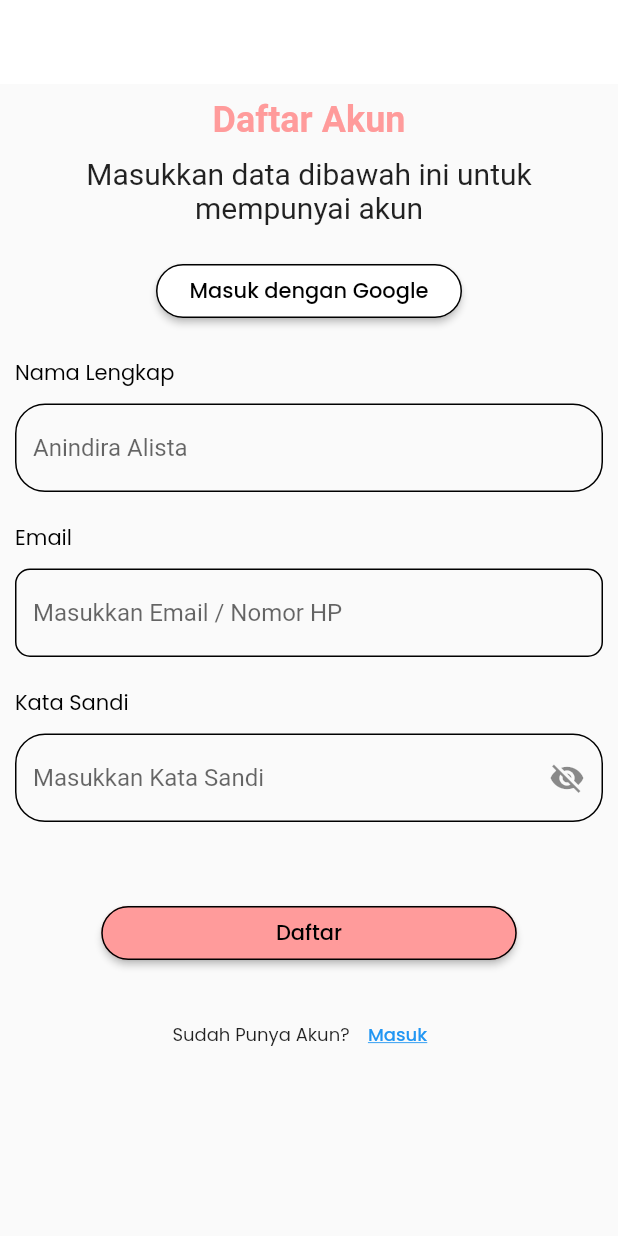
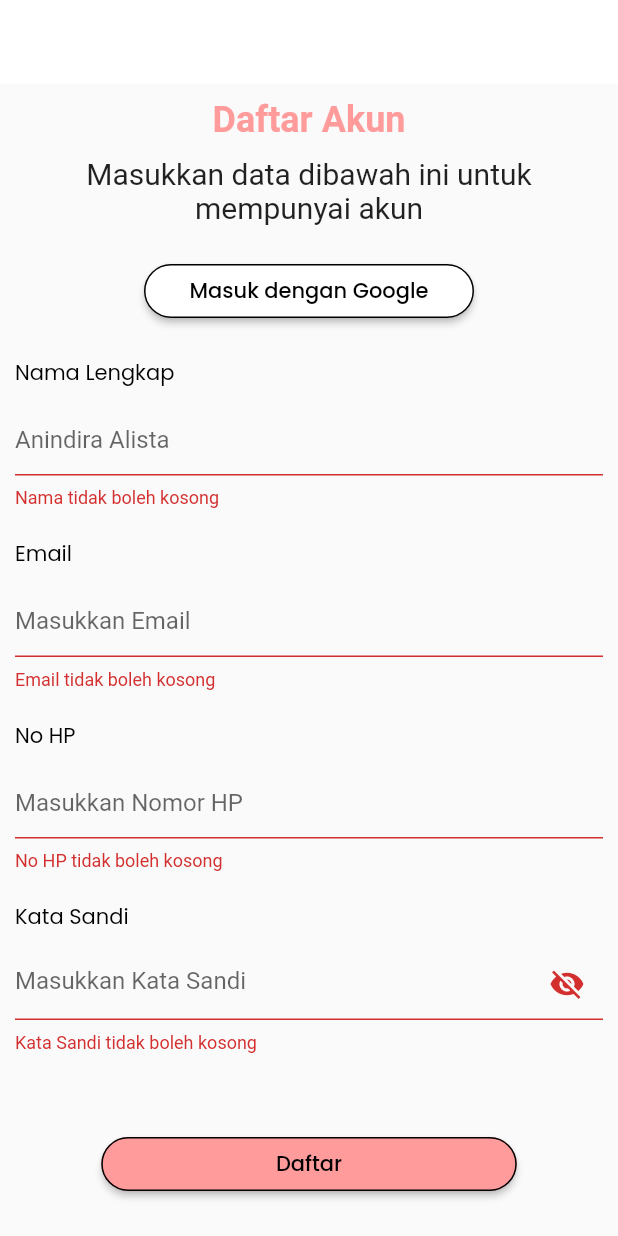
Before and after one commit to meisyaamanda/prediksi-janin, a Flutter app: the SignUp screen opened directly, after a tap on "Daftar", on a phone screen of 412 x 824 dp. Run offline on Flutter 3.47's test engine with Material 2 defaults, Android fonts, the phone set to English and light mode, and no system bars; our stand-ins replace firebase_auth, firebase_core, google_fonts, google_sign_in; accounts and stored records are empty; network calls fail.

Commit message:
ganti icon sandi

```diff
--- /dev/null
+++ b/lib/provider/iconkatasandi.dart
@@ -0,0 +1,11 @@
+import 'package:flutter/material.dart';
+
+class IconKataSandi extends ChangeNotifier{
+  bool isvisible = false;
+
+  void changeVisible(bool a)  {
+    isvisible = !a;
+    print(a);
+    notifyListeners();
+  }
+}
--- /dev/null
+++ b/lib/provider/signupprovider.dart
@@ -0,0 +1,5 @@
+import 'package:flutter/material.dart';
+
+class NamaProfilProvider extends ChangeNotifier{
+  TextEditingController namaProfil = TextEditingController();
+}
--- a/lib/view/profil.dart
+++ b/lib/view/profil.dart
@@ -86,7 +86,7 @@ class _ProfilState extends State<Profil> {
                       style: GoogleFonts.poppins(fontSize: 14, color: blackColor),
                     ),
                     const SizedBox(
-                      width: 150,
+                      width: 130,
                     ),
                     Icon(
                       Icons.arrow_forward_ios,
@@ -123,7 +123,7 @@ class _ProfilState extends State<Profil> {
                       style: GoogleFonts.poppins(fontSize: 14, color: blackColor),
                     ),
                     const SizedBox(
-                      width: 150,
+                      width: 130,
                     ),
                     Icon(
                       Icons.arrow_forward_ios,
@@ -160,7 +160,7 @@ class _ProfilState extends State<Profil> {
                       style: GoogleFonts.poppins(fontSize: 14, color: blackColor),
                     ),
                     const SizedBox(
-                      width: 150,
+                      width: 130,
                     ),
                     Icon(
                       Icons.arrow_forward_ios,
--- a/lib/view/signup.dart
+++ b/lib/view/signup.dart
@@ -1,7 +1,8 @@
 import 'package:flutter/material.dart';
 import 'package:google_fonts/google_fonts.dart';
 import 'package:janin/provider/auth.dart';
-import 'package:janin/view/signin/signin.dart';
+import 'package:janin/provider/iconkatasandi.dart';
+import 'package:janin/provider/signupprovider.dart';
 import 'package:provider/provider.dart';
 import '../theme.dart';
 
@@ -16,6 +17,8 @@ class _SignUpState extends State<SignUp> {
   @override
   Widget build(BuildContext context) {
     Auth auth = Provider.of<Auth>(context, listen: false);
+    NamaProfilProvider namaProvider =
+        Provider.of<NamaProfilProvider>(context, listen: false);
     final _formKey = GlobalKey<FormState>();
 
     TextEditingController emailController = TextEditingController();
@@ -58,7 +61,7 @@ class _SignUpState extends State<SignUp> {
                 ),
                 Center(
                   child: Container(
-                  width: 204,
+                    width: 220,
                     child: ElevatedButton(
                       style: ElevatedButton.styleFrom(
                         shape: RoundedRectangleBorder(
@@ -83,15 +86,18 @@ class _SignUpState extends State<SignUp> {
                 //namalengkap
                 Form(
                   key: _formKey,
-                child: Text(
+                  child: Column(
+                    crossAxisAlignment: CrossAxisAlignment.start,
+                    children: [
+                      Text(
                         'Nama Lengkap',
                         style: labelText,
-                ),
                       ),
                       SizedBox(
                         height: 10,
                       ),
                       TextFormField(
+                        controller: namaProvider.namaProfil,
                         decoration: InputDecoration(
                           enabledBorder: OutlineInputBorder(
                             borderRadius: BorderRadius.circular(20),
@@ -99,6 +105,12 @@ class _SignUpState extends State<SignUp> {
                           ),
                           hintText: 'Anindira Alista',
                         ),
+                        validator: (value) {
+                          if (value!.isEmpty) {
+                            return 'Nama tidak boleh kosong';
+                          }
+                          return null;
+                        },
                       ),
                       const SizedBox(
                         height: 20,
@@ -115,11 +127,44 @@ class _SignUpState extends State<SignUp> {
                         controller: emailController,
                         decoration: InputDecoration(
                           enabledBorder: OutlineInputBorder(
-                    borderRadius: BorderRadius.circular(10),
+                            borderRadius: BorderRadius.circular(20),
                             borderSide: BorderSide(),
                           ),
-                  hintText: 'Masukkan Email / Nomor HP',
+                          hintText: 'Masukkan Email',
                         ),
+                        validator: (value) {
+                          if (value!.isEmpty) {
+                            return 'Email tidak boleh kosong';
+                          }
+                          return null;
+                        },
+                      ),
+                      const SizedBox(
+                        height: 20,
+                      ),
+                      //email
+                      Text(
+                        'No HP',
+                        style: labelText,
+                      ),
+                      SizedBox(
+                        height: 10,
+                      ),
+                      TextFormField(
+                        controller: emailController,
+                        decoration: InputDecoration(
+                          enabledBorder: OutlineInputBorder(
+                            borderRadius: BorderRadius.circular(20),
+                            borderSide: BorderSide(),
+                          ),
+                          hintText: 'Masukkan Nomor HP',
+                        ),
+                        validator: (value) {
+                          if (value!.isEmpty) {
+                            return 'No HP tidak boleh kosong';
+                          }
+                          return null;
+                        },
                       ),
                       const SizedBox(
                         height: 20,
@@ -132,7 +177,9 @@ class _SignUpState extends State<SignUp> {
                       SizedBox(
                         height: 10,
                       ),
-              TextFormField(
+                      Consumer<IconKataSandi>(
+                        builder: (context, data, _) {
+                          return TextFormField(
                             controller: passwordController,
                             decoration: InputDecoration(
                               enabledBorder: OutlineInputBorder(
@@ -140,7 +187,27 @@ class _SignUpState extends State<SignUp> {
                                 borderSide: BorderSide(),
                               ),
                               hintText: 'Masukkan Kata Sandi',
-                  suffixIcon: Icon(Icons.visibility_off),
+                              suffixIcon: IconButton(
+                                onPressed: () {
+                                  data.changeVisible(data.isvisible);
+                                },
+                                icon: Icon(
+                                  data.isvisible
+                                      ? Icons.visibility
+                                      : Icons.visibility_off,
+                                ),
+                              ),
+                            ),
+                            validator: (value) {
+                              if (value!.isEmpty) {
+                                return 'Kata Sandi tidak boleh kosong';
+                              }
+                              return null;
+                            },
+                          );
+                        },
+                      ),
+                    ],
                   ),
                 ),
                 const SizedBox(
@@ -161,9 +228,13 @@ class _SignUpState extends State<SignUp> {
                         ),
                         backgroundColor: pinkColor,
                       ),
-                    onPressed: () {
-                      auth.SignUpProvider(emailController.text,
-                          passwordController.text, context);
+                      onPressed: () async {
+                        if (_formKey.currentState!.validate()) ;
+                        auth.SignUpProvider(
+                          emailController.text,
+                          passwordController.text,
+                          context,
+                        );
                       },
                       child: Text(
                         'Daftar',
@@ -201,7 +272,8 @@ class _SignUpState extends State<SignUp> {
               ],
             ),
           ),
-      )),
+        ),
+      ),
     );
   }
 }
```
Also changed, not shown: lib/main.dart (+9 -1 lines), lib/provider/auth.dart (+16 -14 lines), lib/view/signin/signin.dart (+33 -10 lines), lib/view/signin/wrapper.dart (+5 -3 lines), assets/image/google.png (added), pubspec.lock. Lines whose indentation alone changed are shown as unchanged.
